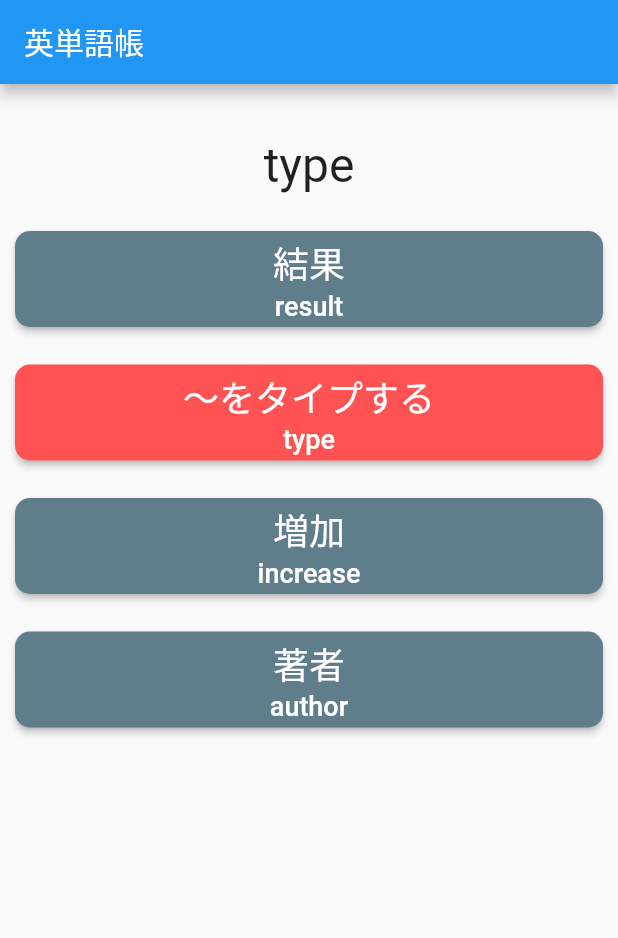
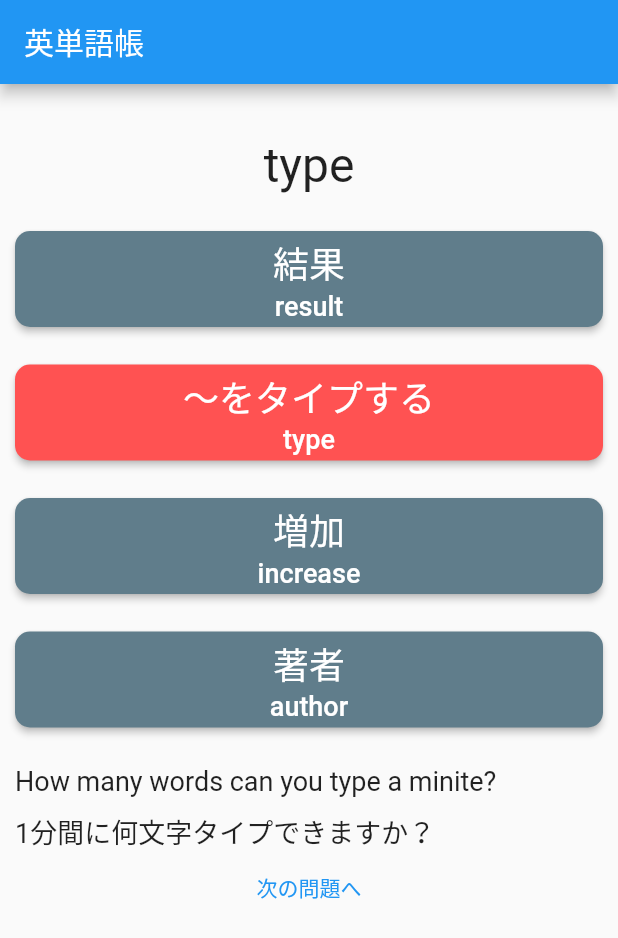
Before and after one commit to olafpapa/vocabulary_notebook_flutter, a Flutter app: the screen it shows after launch, after a tap on "結果", on a phone screen of 412 x 824 dp. Shown: the top 938 px of the screen. Run offline on Flutter 3.47's test engine with Material 2 defaults, Android fonts, the phone set to English and light mode, and no system bars.

Commit message:
回答後に例文を表示する。自動的に次のページに行くのをやめてボタンにした。

```diff
--- a/lib/components/answer.dart
+++ b/lib/components/answer.dart
@@ -35,7 +35,7 @@ class Answer extends StatelessWidget {
                   answerText,
                   style: TextStyle(fontSize: 24),
                 ),
-                question.isSelectAnswer(answerText)
+                question.isSelectAnswer()
                     ? Text(
                         translatedText,
                         style: TextStyle(fontSize: 18),
@@ -45,9 +45,9 @@ class Answer extends StatelessWidget {
             ),
           ),
           onPressed: () {
-            question.selectAnswer(answerText);
-            Future.delayed(
-                const Duration(seconds: 2), () => question.nextIndex());
+            if (!question.isSelectAnswer()) {
+              question.selectAnswer(answerText);
+            }
           },
         ),
       ),
--- a/lib/components/quiz.dart
+++ b/lib/components/quiz.dart
@@ -1,5 +1,6 @@
 import 'package:flutter/material.dart';
 import 'package:provider/provider.dart';
+import 'package:vocabulary_notebook_flutter/components/sentence.dart';
 import 'package:vocabulary_notebook_flutter/models/question.dart';
 import 'package:vocabulary_notebook_flutter/models/word.dart';
 import 'package:vocabulary_notebook_flutter/components/question.dart';
@@ -24,7 +25,19 @@ class Quiz extends StatelessWidget {
                   )
                 ],
               );
-            }).toList()
+            }).toList(),
+            question.isSelectAnswer()
+                ? Sentence(question.correctWord)
+                : SizedBox.shrink(),
+            question.isSelectAnswer()
+                ? FlatButton(
+                    child: question.isLastQuestion()
+                        ? Text('結果を見る')
+                        : Text('次の問題へ'),
+                    onPressed: () => question.nextIndex(),
+                    textColor: Colors.blue,
+                  )
+                : SizedBox.shrink(),
           ],
         ),
       );
--- /dev/null
+++ b/lib/components/sentence.dart
@@ -0,0 +1,38 @@
+import 'package:flutter/material.dart';
+import 'package:vocabulary_notebook_flutter/models/word.dart';
+
+class Sentence extends StatelessWidget {
+  final Word word;
+  Sentence(this.word);
+
+  @override
+  Widget build(BuildContext context) {
+    return Container(
+      width: double.infinity,
+      child: Column(
+        children: <Widget>[
+          SizedBox(
+            width: double.infinity,
+            child: Text(
+              word.englishExampleSentence,
+              style: TextStyle(fontSize: 18),
+              textAlign: TextAlign.left,
+            ),
+          ),
+          SizedBox(
+            width: double.infinity,
+            height: 10,
+          ),
+          SizedBox(
+            width: double.infinity,
+            child: Text(
+              word.japaneseExampleSentence,
+              style: TextStyle(fontSize: 18),
+              textAlign: TextAlign.left,
+            ),
+          ),
+        ],
+      ),
+    );
+  }
+}
--- a/lib/models/question.dart
+++ b/lib/models/question.dart
@@ -17,6 +17,9 @@ class QuestionModel {
   // 答えの単語のList
   List<Word> answers;
 
+  // 正解の単語
+  Word word;
+
   // 正解
   String correctAnswer;
 
@@ -26,7 +29,7 @@ class QuestionModel {
   // 正解かどうか
   bool result;
 
-  QuestionModel(this.type, Word word, this.answers) {
+  QuestionModel(this.type, this.word, this.answers) {
     if (type == QuestionType.en2jp) {
       question = word.englishWord;
       correctAnswer = word.japaneseWord;
@@ -199,14 +202,17 @@ class QuestionsModel with ChangeNotifier {
 
   List<Word> get currentAnswers => _questions[_questionIndex].answers;
 
+  Word get correctWord => _questions[_questionIndex].word;
+
   bool isCorrectAnswer(String answerText) {
     final selectedAnswer = _questions[_questionIndex].selectedAnswer;
     final correctAnswer = _questions[_questionIndex].correctAnswer;
     return selectedAnswer != null && answerText == correctAnswer;
   }
 
-  bool isSelectAnswer(String answerText) =>
-      _questions[_questionIndex].selectedAnswer != null;
+  bool isSelectAnswer() => _questions[_questionIndex].selectedAnswer != null;
+
+  bool isLastQuestion() => _questions.length - 1 == _questionIndex;
 
   void nextIndex() {
     _questionIndex++;
```
